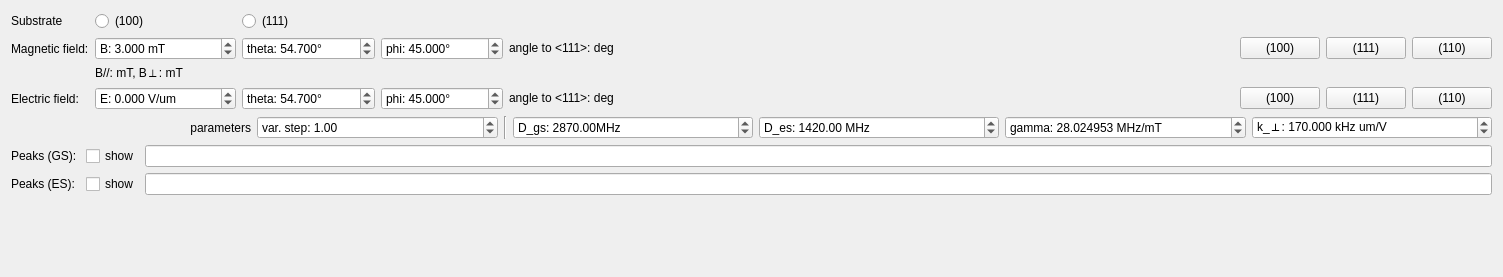
The window that pkgs/mahos-dq/src/mahos_dq/gui/ui/odmr_peaks.ui (ktahar/mahos) describes before a commit, drawn with Qt 5.
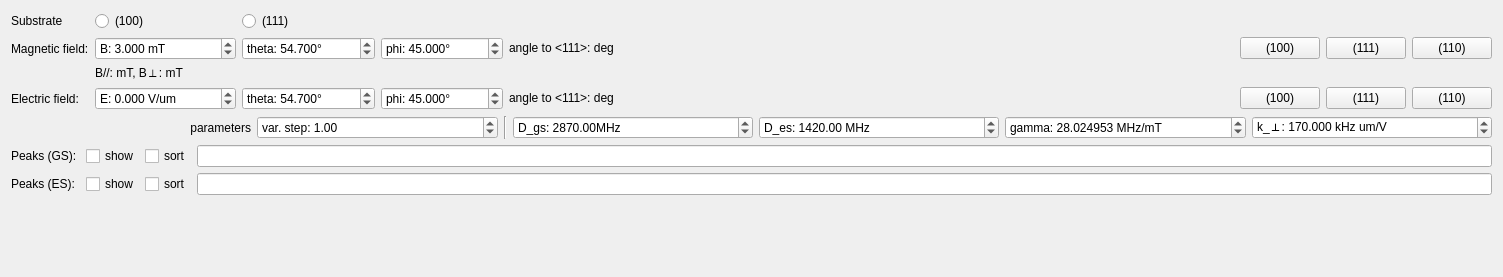
The same window after the commit.

Commit message: gui/odmr/peaks: make sort of peaks pos optional

Diff of the .ui file:
```diff
--- a/pkgs/mahos-dq/src/mahos_dq/gui/ui/odmr_peaks.ui
+++ b/pkgs/mahos-dq/src/mahos_dq/gui/ui/odmr_peaks.ui
@@ -418,10 +418,10 @@
    </item>
    <item>
     <layout class="QGridLayout" name="gridLayout_2">
-     <item row="2" column="0">
-      <widget class="QLabel" name="label_13">
-       <property name="text">
-        <string>Peaks (ES): </string>
+     <item row="2" column="3">
+      <widget class="QLineEdit" name="esEdit">
+       <property name="readOnly">
+        <bool>true</bool>
        </property>
       </widget>
      </item>
@@ -432,13 +432,6 @@
        </property>
       </widget>
      </item>
-     <item row="2" column="2">
-      <widget class="QLineEdit" name="esEdit">
-       <property name="readOnly">
-        <bool>true</bool>
-       </property>
-      </widget>
-     </item>
      <item row="1" column="0">
       <widget class="QLabel" name="label_12">
        <property name="text">
@@ -446,13 +439,6 @@
        </property>
       </widget>
      </item>
-     <item row="1" column="2">
-      <widget class="QLineEdit" name="gsEdit">
-       <property name="readOnly">
-        <bool>true</bool>
-       </property>
-      </widget>
-     </item>
      <item row="2" column="1">
       <widget class="QCheckBox" name="showesBox">
        <property name="text">
@@ -460,6 +446,34 @@
        </property>
       </widget>
      </item>
+     <item row="1" column="3">
+      <widget class="QLineEdit" name="gsEdit">
+       <property name="readOnly">
+        <bool>true</bool>
+       </property>
+      </widget>
+     </item>
+     <item row="2" column="0">
+      <widget class="QLabel" name="label_13">
+       <property name="text">
+        <string>Peaks (ES): </string>
+       </property>
+      </widget>
+     </item>
+     <item row="1" column="2">
+      <widget class="QCheckBox" name="sortgsBox">
+       <property name="text">
+        <string>sort</string>
+       </property>
+      </widget>
+     </item>
+     <item row="2" column="2">
+      <widget class="QCheckBox" name="sortesBox">
+       <property name="text">
+        <string>sort</string>
+       </property>
+      </widget>
+     </item>
     </layout>
    </item>
    <item>
```
Left out of the diff: 2 changed lines with no effect on the pictures. The commit also changes 2 other files.
